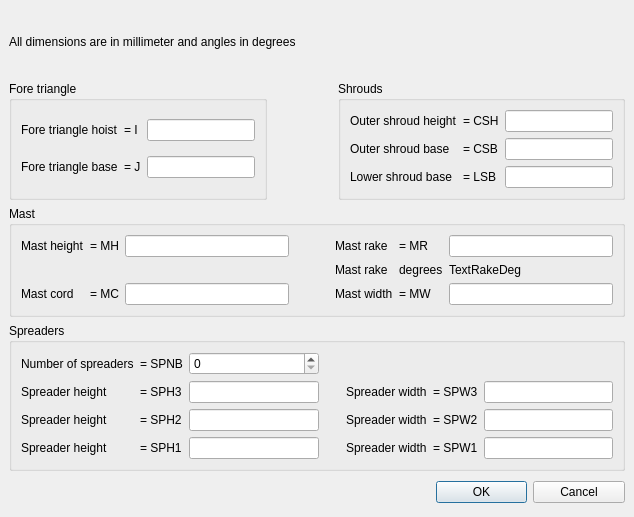
First picture: the form in src/formrigdefbase.ui, repository sailcut/sailcut, before the edit.
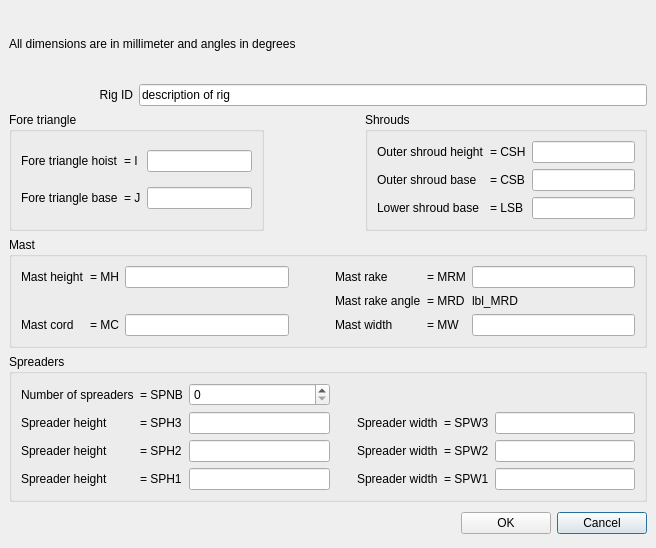
Second picture: the form after the edit.

What changed in the file:
```diff
--- a/src/formrigdefbase.ui
+++ b/src/formrigdefbase.ui
@@ -5,8 +5,8 @@
    <rect>
     <x>0</x>
     <y>0</y>
-    <width>634</width>
-    <height>517</height>
+    <width>656</width>
+    <height>548</height>
    </rect>
   </property>
   <property name="windowTitle" >
@@ -19,35 +19,25 @@
    <property name="spacing" >
     <number>6</number>
    </property>
-   <item row="4" column="0" colspan="3" >
-    <spacer>
-     <property name="orientation" >
-      <enum>Qt::Horizontal</enum>
-     </property>
-     <property name="sizeHint" >
-      <size>
-       <width>131</width>
-       <height>31</height>
-      </size>
-     </property>
-    </spacer>
-   </item>
-   <item row="4" column="3" >
-    <widget class="QPushButton" name="btnOK" >
+   <item row="1" column="0" >
+    <widget class="QLabel" name="lblRigID" >
      <property name="text" >
-      <string>OK</string>
+      <string>Rig ID</string>
      </property>
+     <property name="alignment" >
+      <set>Qt::AlignRight|Qt::AlignTrailing|Qt::AlignVCenter</set>
+     </property>
     </widget>
    </item>
-   <item row="4" column="4" >
-    <widget class="QPushButton" name="btnCancel" >
+   <item row="1" column="1" colspan="5" >
+    <widget class="QLineEdit" name="txtRigID" >
      <property name="text" >
-      <string>Cancel</string>
+      <string>description of rig</string>
      </property>
     </widget>
    </item>
-   <item row="0" column="0" colspan="5" >
-    <widget class="QLabel" name="label" >
+   <item row="0" column="0" colspan="6" >
+    <widget class="QLabel" name="lbl_top" >
      <property name="sizePolicy" >
       <sizepolicy>
        <hsizetype>5</hsizetype>
@@ -67,345 +57,23 @@
      </property>
     </widget>
    </item>
-   <item row="1" column="0" >
-    <widget class="QGroupBox" name="groupBox" >
-     <property name="title" >
-      <string>Fore triangle</string>
+   <item row="2" column="2" >
+    <spacer>
+     <property name="orientation" >
+      <enum>Qt::Horizontal</enum>
      </property>
-     <layout class="QGridLayout" >
-      <property name="margin" >
-       <number>9</number>
-      </property>
-      <property name="spacing" >
-       <number>6</number>
-      </property>
-      <item row="1" column="0" >
-       <widget class="QLabel" name="label_1_2" >
-        <property name="text" >
-         <string>Fore triangle base</string>
-        </property>
-       </widget>
-      </item>
-      <item row="0" column="0" >
-       <widget class="QLabel" name="label_1_1" >
-        <property name="text" >
-         <string>Fore triangle hoist</string>
-        </property>
-       </widget>
-      </item>
-      <item row="1" column="1" >
-       <widget class="QLabel" name="lbl_1_2" >
-        <property name="text" >
-         <string>= J</string>
-        </property>
-       </widget>
-      </item>
-      <item row="0" column="1" >
-       <widget class="QLabel" name="lbl_1_1" >
-        <property name="text" >
-         <string>= I</string>
-        </property>
-       </widget>
-      </item>
-      <item row="1" column="2" >
-       <widget class="QLineEdit" name="lEdit_J" >
-        <property name="sizePolicy" >
-         <sizepolicy>
-          <hsizetype>1</hsizetype>
-          <vsizetype>0</vsizetype>
-          <horstretch>0</horstretch>
-          <verstretch>0</verstretch>
-         </sizepolicy>
-        </property>
-        <property name="minimumSize" >
-         <size>
-          <width>70</width>
-          <height>0</height>
-         </size>
-        </property>
-       </widget>
-      </item>
-      <item row="0" column="2" >
-       <widget class="QLineEdit" name="lEdit_I" >
-        <property name="sizePolicy" >
-         <sizepolicy>
-          <hsizetype>1</hsizetype>
-          <vsizetype>0</vsizetype>
-          <horstretch>0</horstretch>
-          <verstretch>0</verstretch>
-         </sizepolicy>
-        </property>
-        <property name="minimumSize" >
-         <size>
-          <width>70</width>
-          <height>0</height>
-         </size>
-        </property>
-       </widget>
-      </item>
-     </layout>
-    </widget>
-   </item>
-   <item row="1" column="2" colspan="3" >
-    <widget class="QGroupBox" name="groupBox_3" >
-     <property name="title" >
-      <string>Shrouds</string>
+     <property name="sizeType" >
+      <enum>QSizePolicy::Minimum</enum>
      </property>
-     <layout class="QGridLayout" >
-      <property name="margin" >
-       <number>9</number>
-      </property>
-      <property name="spacing" >
-       <number>6</number>
-      </property>
-      <item row="1" column="2" >
-       <widget class="QLineEdit" name="lEdit_CSB" >
-        <property name="minimumSize" >
-         <size>
-          <width>70</width>
-          <height>0</height>
-         </size>
-        </property>
-       </widget>
-      </item>
-      <item row="0" column="2" >
-       <widget class="QLineEdit" name="lEdit_CSH" >
-        <property name="sizePolicy" >
-         <sizepolicy>
-          <hsizetype>3</hsizetype>
-          <vsizetype>0</vsizetype>
-          <horstretch>0</horstretch>
-          <verstretch>0</verstretch>
-         </sizepolicy>
-        </property>
-        <property name="minimumSize" >
-         <size>
-          <width>70</width>
-          <height>0</height>
-         </size>
-        </property>
-       </widget>
-      </item>
-      <item row="2" column="2" >
-       <widget class="QLineEdit" name="lEdit_LSB" >
-        <property name="minimumSize" >
-         <size>
-          <width>70</width>
-          <height>0</height>
-         </size>
-        </property>
-       </widget>
-      </item>
-      <item row="0" column="0" >
-       <widget class="QLabel" name="label_3_1" >
-        <property name="text" >
-         <string>Outer shroud height</string>
-        </property>
-       </widget>
-      </item>
-      <item row="0" column="1" >
-       <widget class="QLabel" name="lbl_3_1" >
-        <property name="text" >
-         <string>= CSH</string>
-        </property>
-       </widget>
-      </item>
-      <item row="1" column="1" >
-       <widget class="QLabel" name="lbl_3_2" >
-        <property name="text" >
-         <string>= CSB</string>
-        </property>
-       </widget>
-      </item>
-      <item row="1" column="0" >
-       <widget class="QLabel" name="label_3_2" >
-        <property name="text" >
-         <string>Outer shroud base</string>
-        </property>
-       </widget>
-      </item>
-      <item row="2" column="1" >
-       <widget class="QLabel" name="lbl_3_3" >
-        <property name="text" >
-         <string>= LSB</string>
-        </property>
-       </widget>
-      </item>
-      <item row="2" column="0" >
-       <widget class="QLabel" name="label_3_3" >
-        <property name="text" >
-         <string>Lower shroud base</string>
-        </property>
-       </widget>
-      </item>
-     </layout>
-    </widget>
-   </item>
-   <item row="2" column="0" colspan="5" >
-    <widget class="QGroupBox" name="groupBox_2" >
-     <property name="title" >
-      <string>Mast</string>
+     <property name="sizeHint" >
+      <size>
+       <width>21</width>
+       <height>20</height>
+      </size>
      </property>
-     <layout class="QGridLayout" >
-      <property name="margin" >
-       <number>9</number>
-      </property>
-      <property name="spacing" >
-       <number>6</number>
-      </property>
-      <item row="2" column="4" >
-       <widget class="QLabel" name="label_2_4" >
-        <property name="text" >
-         <string>Mast width</string>
-        </property>
-       </widget>
-      </item>
-      <item row="2" column="5" >
-       <widget class="QLabel" name="lbl_2_4" >
-        <property name="text" >
-         <string>= MW</string>
-        </property>
-       </widget>
-      </item>
-      <item row="2" column="6" >
-       <widget class="QLineEdit" name="lEdit_MW" >
-        <property name="minimumSize" >
-         <size>
-          <width>70</width>
-          <height>0</height>
-         </size>
-        </property>
-       </widget>
-      </item>
-      <item row="1" column="4" >
-       <widget class="QLabel" name="lbl_2_5" >
-        <property name="text" >
-         <string>Mast rake</string>
-        </property>
-       </widget>
-      </item>
-      <item row="1" column="5" >
-       <widget class="QLabel" name="lbl_2_6" >
-        <property name="text" >
-         <string>degrees</string>
-        </property>
-       </widget>
-      </item>
-      <item row="1" column="6" >
-       <widget class="QLabel" name="lblTxt_MRD" >
-        <property name="text" >
-         <string>TextRakeDeg</string>
-        </property>
-       </widget>
-      </item>
-      <item row="0" column="3" >
-       <spacer>
-        <property name="orientation" >
-         <enum>Qt::Horizontal</enum>
-        </property>
-        <property name="sizeType" >
-         <enum>QSizePolicy::Minimum</enum>
-        </property>
-        <property name="sizeHint" >
-         <size>
-          <width>40</width>
-          <height>20</height>
-         </size>
-        </property>
-       </spacer>
-      </item>
-      <item row="0" column="4" >
-       <widget class="QLabel" name="label_2_2" >
-        <property name="text" >
-         <string>Mast rake</string>
-        </property>
-       </widget>
-      </item>
-      <item row="0" column="5" >
-       <widget class="QLabel" name="lbl_2_2" >
-        <property name="text" >
-         <string>= MR</string>
-        </property>
-       </widget>
-      </item>
-      <item row="0" column="6" >
-       <widget class="QLineEdit" name="lEdit_MRM" >
-        <property name="sizePolicy" >
-         <sizepolicy>
-          <hsizetype>3</hsizetype>
-          <vsizetype>0</vsizetype>
-          <horstretch>0</horstretch>
-          <verstretch>0</verstretch>
-         </sizepolicy>
-        </property>
-        <property name="minimumSize" >
-         <size>
-          <width>70</width>
-          <height>0</height>
-         </size>
-        </property>
-       </widget>
-      </item>
-      <item row="0" column="0" >
-       <widget class="QLabel" name="label_2_1" >
-        <property name="text" >
-         <string>Mast height</string>
-        </property>
-       </widget>
-      </item>
-      <item row="0" column="1" >
-       <widget class="QLabel" name="lbl_2_1" >
-        <property name="text" >
-         <string>= MH</string>
-        </property>
-       </widget>
-      </item>
-      <item row="2" column="1" >
-       <widget class="QLabel" name="lbl_2_3" >
-        <property name="text" >
-         <string>= MC</string>
-        </property>
-       </widget>
-      </item>
-      <item row="2" column="0" >
-       <widget class="QLabel" name="label_2_3" >
-        <property name="text" >
-         <string>Mast cord</string>
-        </property>
-       </widget>
-      </item>
-      <item row="0" column="2" >
-       <widget class="QLineEdit" name="lEdit_MH" >
-        <property name="sizePolicy" >
-         <sizepolicy>
-          <hsizetype>3</hsizetype>
-          <vsizetype>0</vsizetype>
-          <horstretch>0</horstretch>
-          <verstretch>0</verstretch>
-         </sizepolicy>
-        </property>
-        <property name="minimumSize" >
-         <size>
-          <width>70</width>
-          <height>0</height>
-         </size>
-        </property>
-       </widget>
-      </item>
-      <item row="2" column="2" >
-       <widget class="QLineEdit" name="lEdit_MC" >
-        <property name="minimumSize" >
-         <size>
-          <width>70</width>
-          <height>0</height>
-         </size>
-        </property>
-       </widget>
-      </item>
-     </layout>
-    </widget>
+    </spacer>
    </item>
-   <item row="3" column="0" colspan="5" >
+   <item row="4" column="0" colspan="6" >
     <widget class="QGroupBox" name="groupBox_4" >
      <property name="title" >
       <string>Spreaders</string>
@@ -468,7 +136,7 @@
        </widget>
       </item>
       <item row="1" column="6" >
-       <widget class="QLineEdit" name="lEdit_SPW3" >
+       <widget class="QLineEdit" name="txt_SPW3" >
         <property name="minimumSize" >
          <size>
           <width>70</width>
@@ -478,10 +146,10 @@
        </widget>
       </item>
       <item row="2" column="6" >
-       <widget class="QLineEdit" name="lEdit_SPW2" />
+       <widget class="QLineEdit" name="txt_SPW2" />
       </item>
       <item row="3" column="6" >
-       <widget class="QLineEdit" name="lEdit_SPW1" />
+       <widget class="QLineEdit" name="txt_SPW1" />
       </item>
       <item row="2" column="1" >
        <widget class="QLabel" name="lbl_4_2" >
@@ -498,13 +166,13 @@
        </widget>
       </item>
       <item row="3" column="2" >
-       <widget class="QLineEdit" name="lEdit_SPH1" />
+       <widget class="QLineEdit" name="txt_SPH1" />
       </item>
       <item row="2" column="2" >
-       <widget class="QLineEdit" name="lEdit_SPH2" />
+       <widget class="QLineEdit" name="txt_SPH2" />
       </item>
       <item row="1" column="2" >
-       <widget class="QLineEdit" name="lEdit_SPH3" >
+       <widget class="QLineEdit" name="txt_SPH3" >
         <property name="minimumSize" >
          <size>
           <width>70</width>
@@ -579,18 +247,367 @@
      </layout>
     </widget>
    </item>
-   <item row="1" column="1" >
+   <item row="3" column="0" colspan="6" >
+    <widget class="QGroupBox" name="groupBox_2" >
+     <property name="title" >
+      <string>Mast</string>
+     </property>
+     <layout class="QGridLayout" >
+      <property name="margin" >
+       <number>9</number>
+      </property>
+      <property name="spacing" >
+       <number>6</number>
+      </property>
+      <item row="2" column="4" >
+       <widget class="QLabel" name="label_2_4" >
+        <property name="text" >
+         <string>Mast width</string>
+        </property>
+       </widget>
+      </item>
+      <item row="2" column="5" >
+       <widget class="QLabel" name="lbl_2_4" >
+        <property name="text" >
+         <string>= MW</string>
+        </property>
+       </widget>
+      </item>
+      <item row="2" column="6" >
+       <widget class="QLineEdit" name="txt_MW" >
+        <property name="minimumSize" >
+         <size>
+          <width>70</width>
+          <height>0</height>
+         </size>
+        </property>
+       </widget>
+      </item>
+      <item row="1" column="4" >
+       <widget class="QLabel" name="lbl_2_5" >
+        <property name="text" >
+         <string>Mast rake angle</string>
+        </property>
+       </widget>
+      </item>
+      <item row="1" column="5" >
+       <widget class="QLabel" name="lbl_2_6" >
+        <property name="text" >
+         <string>= MRD</string>
+        </property>
+       </widget>
+      </item>
+      <item row="1" column="6" >
+       <widget class="QLabel" name="lbl_MRD" >
+        <property name="text" >
+         <string>lbl_MRD</string>
+        </property>
+       </widget>
+      </item>
+      <item row="0" column="3" >
+       <spacer>
+        <property name="orientation" >
+         <enum>Qt::Horizontal</enum>
+        </property>
+        <property name="sizeType" >
+         <enum>QSizePolicy::Minimum</enum>
+        </property>
+        <property name="sizeHint" >
+         <size>
+          <width>40</width>
+          <height>20</height>
+         </size>
+        </property>
+       </spacer>
+      </item>
+      <item row="0" column="4" >
+       <widget class="QLabel" name="label_2_2" >
+        <property name="text" >
+         <string>Mast rake</string>
+        </property>
+       </widget>
+      </item>
+      <item row="0" column="5" >
+       <widget class="QLabel" name="lbl_2_2" >
+        <property name="text" >
+         <string>= MRM</string>
+        </property>
+       </widget>
+      </item>
+      <item row="0" column="6" >
+       <widget class="QLineEdit" name="txt_MRM" >
+        <property name="sizePolicy" >
+         <sizepolicy>
+          <hsizetype>3</hsizetype>
+          <vsizetype>0</vsizetype>
+          <horstretch>0</horstretch>
+          <verstretch>0</verstretch>
+         </sizepolicy>
+        </property>
+        <property name="minimumSize" >
+         <size>
+          <width>70</width>
+          <height>0</height>
+         </size>
+        </property>
+       </widget>
+      </item>
+      <item row="0" column="0" >
+       <widget class="QLabel" name="label_2_1" >
+        <property name="text" >
+         <string>Mast height</string>
+        </property>
+       </widget>
+      </item>
+      <item row="0" column="1" >
+       <widget class="QLabel" name="lbl_2_1" >
+        <property name="text" >
+         <string>= MH</string>
+        </property>
+       </widget>
+      </item>
+      <item row="2" column="1" >
+       <widget class="QLabel" name="lbl_2_3" >
+        <property name="text" >
+         <string>= MC</string>
+        </property>
+       </widget>
+      </item>
+      <item row="2" column="0" >
+       <widget class="QLabel" name="label_2_3" >
+        <property name="text" >
+         <string>Mast cord</string>
+        </property>
+       </widget>
+      </item>
+      <item row="0" column="2" >
+       <widget class="QLineEdit" name="txt_MH" >
+        <property name="sizePolicy" >
+         <sizepolicy>
+          <hsizetype>3</hsizetype>
+          <vsizetype>0</vsizetype>
+          <horstretch>0</horstretch>
+          <verstretch>0</verstretch>
+         </sizepolicy>
+        </property>
+        <property name="minimumSize" >
+         <size>
+          <width>70</width>
+          <height>0</height>
+         </size>
+        </property>
+       </widget>
+      </item>
+      <item row="2" column="2" >
+       <widget class="QLineEdit" name="txt_MC" >
+        <property name="minimumSize" >
+         <size>
+          <width>70</width>
+          <height>0</height>
+         </size>
+        </property>
+       </widget>
+      </item>
+     </layout>
+    </widget>
+   </item>
+   <item row="2" column="3" colspan="3" >
+    <widget class="QGroupBox" name="groupBox_3" >
+     <property name="title" >
+      <string>Shrouds</string>
+     </property>
+     <layout class="QGridLayout" >
+      <property name="margin" >
+       <number>9</number>
+      </property>
+      <property name="spacing" >
+       <number>6</number>
+      </property>
+      <item row="1" column="2" >
+       <widget class="QLineEdit" name="txt_CSB" >
+        <property name="minimumSize" >
+         <size>
+          <width>70</width>
+          <height>0</height>
+         </size>
+        </property>
+       </widget>
+      </item>
+      <item row="0" column="2" >
+       <widget class="QLineEdit" name="txt_CSH" >
+        <property name="sizePolicy" >
+         <sizepolicy>
+          <hsizetype>3</hsizetype>
+          <vsizetype>0</vsizetype>
+          <horstretch>0</horstretch>
+          <verstretch>0</verstretch>
+         </sizepolicy>
+        </property>
+        <property name="minimumSize" >
+         <size>
+          <width>70</width>
+          <height>0</height>
+         </size>
+        </property>
+       </widget>
+      </item>
+      <item row="2" column="2" >
+       <widget class="QLineEdit" name="txt_LSB" >
+        <property name="minimumSize" >
+         <size>
+          <width>70</width>
+          <height>0</height>
+         </size>
+        </property>
+       </widget>
+      </item>
+      <item row="0" column="0" >
+       <widget class="QLabel" name="label_3_1" >
+        <property name="text" >
+         <string>Outer shroud height</string>
+        </property>
+       </widget>
+      </item>
+      <item row="0" column="1" >
+       <widget class="QLabel" name="lbl_3_1" >
+        <property name="text" >
+         <string>= CSH</string>
+        </property>
+       </widget>
+      </item>
+      <item row="1" column="1" >
+       <widget class="QLabel" name="lbl_3_2" >
+        <property name="text" >
+         <string>= CSB</string>
+        </property>
+       </widget>
+      </item>
+      <item row="1" column="0" >
+       <widget class="QLabel" name="label_3_2" >
+        <property name="text" >
+         <string>Outer shroud base</string>
+        </property>
+       </widget>
+      </item>
+      <item row="2" column="1" >
+       <widget class="QLabel" name="lbl_3_3" >
+        <property name="text" >
+         <string>= LSB</string>
+        </property>
+       </widget>
+      </item>
+      <item row="2" column="0" >
+       <widget class="QLabel" name="label_3_3" >
+        <property name="text" >
+         <string>Lower shroud base</string>
+        </property>
+       </widget>
+      </item>
+     </layout>
+    </widget>
+   </item>
+   <item row="2" column="0" colspan="2" >
+    <widget class="QGroupBox" name="groupBox" >
+     <property name="title" >
+      <string>Fore triangle</string>
+     </property>
+     <layout class="QGridLayout" >
+      <property name="margin" >
+       <number>9</number>
+      </property>
+      <property name="spacing" >
+       <number>6</number>
+      </property>
+      <item row="1" column="0" >
+       <widget class="QLabel" name="label_1_2" >
+        <property name="text" >
+         <string>Fore triangle base</string>
+        </property>
+       </widget>
+      </item>
+      <item row="0" column="0" >
+       <widget class="QLabel" name="label_1_1" >
+        <property name="text" >
+         <string>Fore triangle hoist</string>
+        </property>
+       </widget>
+      </item>
+      <item row="1" column="1" >
+       <widget class="QLabel" name="lbl_1_2" >
+        <property name="text" >
+         <string>= J</string>
+        </property>
+       </widget>
+      </item>
+      <item row="0" column="1" >
+       <widget class="QLabel" name="lbl_1_1" >
+        <property name="text" >
+         <string>= I</string>
+        </property>
+       </widget>
+      </item>
+      <item row="1" column="2" >
+       <widget class="QLineEdit" name="txtJ" >
+        <property name="sizePolicy" >
+         <sizepolicy>
+          <hsizetype>1</hsizetype>
+          <vsizetype>0</vsizetype>
+          <horstretch>0</horstretch>
+          <verstretch>0</verstretch>
+         </sizepolicy>
+        </property>
+        <property name="minimumSize" >
+         <size>
+          <width>70</width>
+          <height>0</height>
+         </size>
+        </property>
+       </widget>
+      </item>
+      <item row="0" column="2" >
+       <widget class="QLineEdit" name="txtI" >
+        <property name="sizePolicy" >
+         <sizepolicy>
+          <hsizetype>1</hsizetype>
+          <vsizetype>0</vsizetype>
+          <horstretch>0</horstretch>
+          <verstretch>0</verstretch>
+         </sizepolicy>
+        </property>
+        <property name="minimumSize" >
+         <size>
+          <width>70</width>
+          <height>0</height>
+         </size>
+        </property>
+       </widget>
+      </item>
+     </layout>
+    </widget>
+   </item>
+   <item row="5" column="5" >
+    <widget class="QPushButton" name="btnCancel" >
+     <property name="text" >
+      <string>Cancel</string>
+     </property>
+    </widget>
+   </item>
+   <item row="5" column="4" >
+    <widget class="QPushButton" name="btnOK" >
+     <property name="text" >
+      <string>OK</string>
+     </property>
+    </widget>
+   </item>
+   <item row="5" column="0" colspan="4" >
     <spacer>
      <property name="orientation" >
       <enum>Qt::Horizontal</enum>
      </property>
-     <property name="sizeType" >
-      <enum>QSizePolicy::Minimum</enum>
-     </property>
      <property name="sizeHint" >
       <size>
-       <width>21</width>
-       <height>20</height>
+       <width>131</width>
+       <height>31</height>
       </size>
      </property>
     </spacer>
```
Left out of the diff: 1 changed line with no effect on the pictures.
